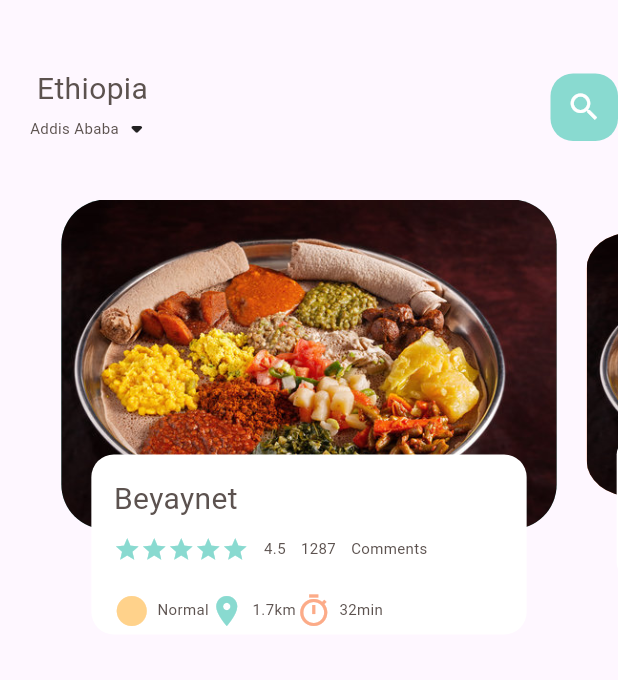
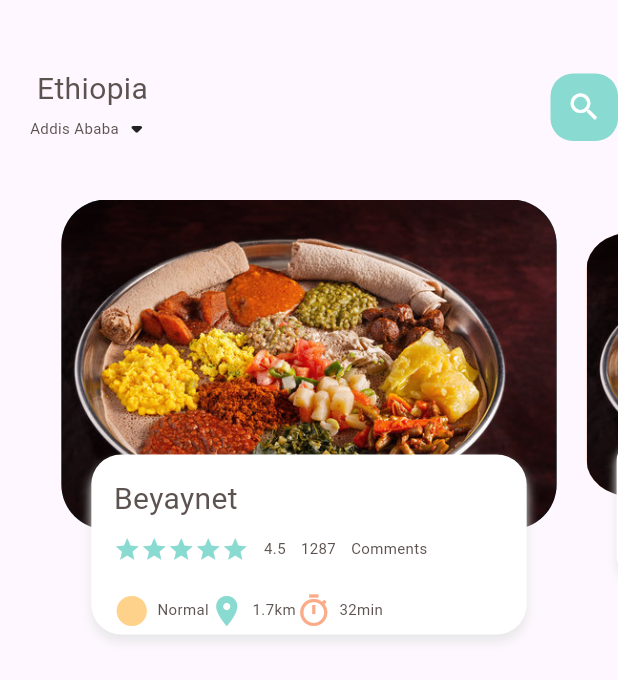
Before and after one commit to Melat369/amberrestaurant, a Flutter app: the screen it shows after launch, on a phone screen of 412 x 824 dp. Shown: the top 680 px of the screen. Run offline on Flutter 3.47's test engine with Material 2 defaults, Android fonts, the phone set to English and light mode, and no system bars; Roboto replaces fonts that are missing (Poppins, poppins).

Commit message:
added a boxshaddow

```diff
--- a/lib/home/food_page_body.dart
+++ b/lib/home/food_page_body.dart
@@ -122,8 +122,15 @@ class _FoodPageBodyState extends State<FoodPageBody> {
                 height: 120,
                 margin: EdgeInsets.only(left: 30, right: 30, bottom: 30),
                 decoration: BoxDecoration(
-                  borderRadius: BorderRadius.circular(15),
+                  borderRadius: BorderRadius.circular(20),
                   color: Colors.white,
+                  boxShadow: [
+                    BoxShadow(
+                          color:Color(0xffe8e8e8),
+                          blurRadius:5.0,
+                          offset:Offset(0,5)
+                    )
+                  ]
                 ),
                 child: Container(
                     padding: EdgeInsets.only(top: 15, left: 15, right: 15),
@@ -177,7 +184,8 @@ class _FoodPageBodyState extends State<FoodPageBody> {
 
                           ],)
 
-                        ]))))
+                        ])),
+                        ))
       ],
     )
 
```
